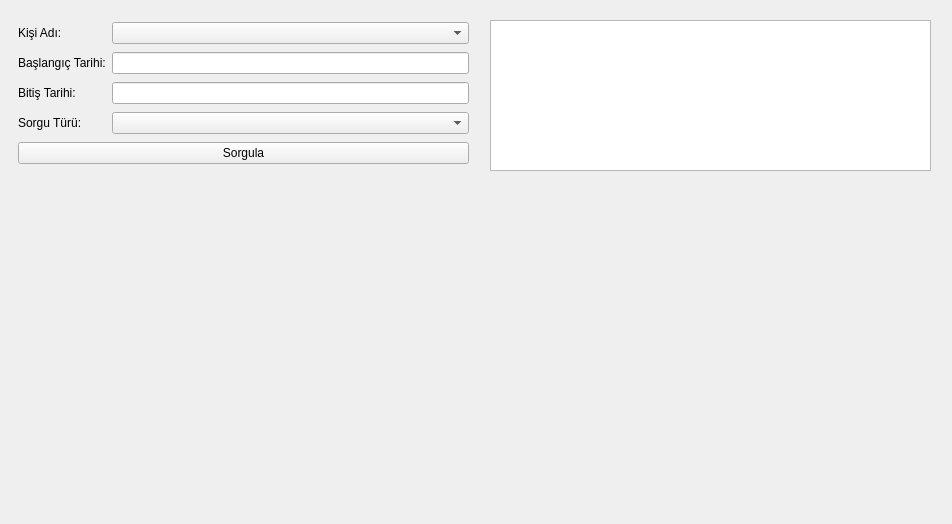
Qt form arayuzler/report.ui (MebCiscoGroup6/YuzTanimaKilitProjesi) before a commit.
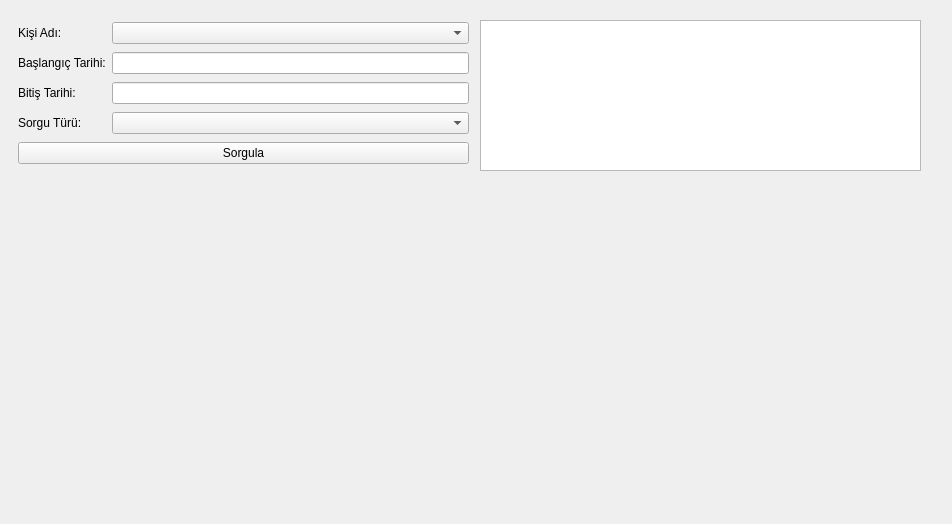
The same form after that commit. Custom widgets are drawn as their Qt base class.

Diff of the .ui file:
```diff
--- a/arayuzler/report.ui
+++ b/arayuzler/report.ui
@@ -13,16 +13,6 @@
   <property name="windowTitle">
    <string>Kişi Raporları</string>
   </property>
-  <widget class="QTableView" name="tableView">
-   <property name="geometry">
-    <rect>
-     <x>490</x>
-     <y>20</y>
-     <width>441</width>
-     <height>151</height>
-    </rect>
-   </property>
-  </widget>
   <widget class="MplWidget" name="MplWidget" native="true">
    <property name="geometry">
     <rect>
@@ -33,7 +23,7 @@
     </rect>
    </property>
   </widget>
-  <widget class="QWidget" name="">
+  <widget class="QWidget" name="layoutWidget">
    <property name="geometry">
     <rect>
      <x>18</x>
@@ -92,6 +82,16 @@
     </item>
    </layout>
   </widget>
+  <widget class="QTableWidget" name="tbwRaporlar">
+   <property name="geometry">
+    <rect>
+     <x>480</x>
+     <y>20</y>
+     <width>441</width>
+     <height>151</height>
+    </rect>
+   </property>
+  </widget>
  </widget>
  <customwidgets>
   <customwidget>
```
